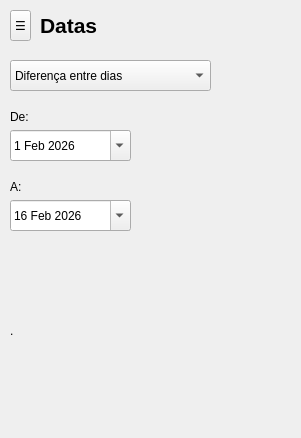
The window that Calculadora/calculadora.ui (ruilopes14/calculadora-teste) describes before a commit, drawn with Qt 5.
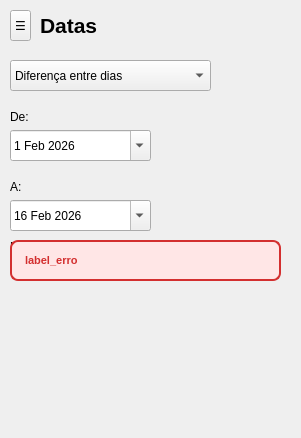
The same window after the commit. Icons and pictures are not drawn.

What changed in the file:
```diff
--- a/Calculadora/calculadora.ui
+++ b/Calculadora/calculadora.ui
@@ -3560,7 +3560,7 @@
       <rect>
        <x>10</x>
        <y>200</y>
-       <width>121</width>
+       <width>141</width>
        <height>31</height>
       </rect>
      </property>
@@ -3608,13 +3608,19 @@
      <property name="geometry">
       <rect>
        <x>10</x>
-       <y>290</y>
-       <width>91</width>
-       <height>81</height>
+       <y>240</y>
+       <width>261</width>
+       <height>111</height>
       </rect>
      </property>
+     <property name="styleSheet">
+      <string notr="true"> font-size: 14px</string>
+     </property>
      <property name="text">
-      <string>.</string>
+      <string>&lt;html&gt;&lt;head/&gt;&lt;body&gt;&lt;p&gt;label_dias&lt;/p&gt;&lt;/body&gt;&lt;/html&gt;</string>
+     </property>
+     <property name="alignment">
+      <set>Qt::AlignLeading|Qt::AlignLeft|Qt::AlignTop</set>
      </property>
     </widget>
     <widget class="QDateEdit" name="dateEdit_1">
@@ -3622,7 +3628,7 @@
       <rect>
        <x>10</x>
        <y>130</y>
-       <width>121</width>
+       <width>141</width>
        <height>31</height>
       </rect>
      </property>
@@ -3640,6 +3646,30 @@
       </date>
      </property>
     </widget>
+    <widget class="QLabel" name="label_erro">
+     <property name="geometry">
+      <rect>
+       <x>10</x>
+       <y>240</y>
+       <width>271</width>
+       <height>41</height>
+      </rect>
+     </property>
+     <property name="styleSheet">
+      <string notr="true">QLabel#label_erro {
+    background-color: #ffe6e6;
+    color: #d32f2f;
+    border: 2px solid #d32f2f;
+    border-radius: 8px;
+    padding: 10px;
+    font-size: 11px;
+    font-weight: bold;
+}</string>
+     </property>
+     <property name="text">
+      <string>label_erro</string>
+     </property>
+    </widget>
    </widget>
    <widget class="QWidget" name="page_5">
     <widget class="QLabel" name="label">
```
Left out of the diff: 6 changed lines with no effect on the pictures.
